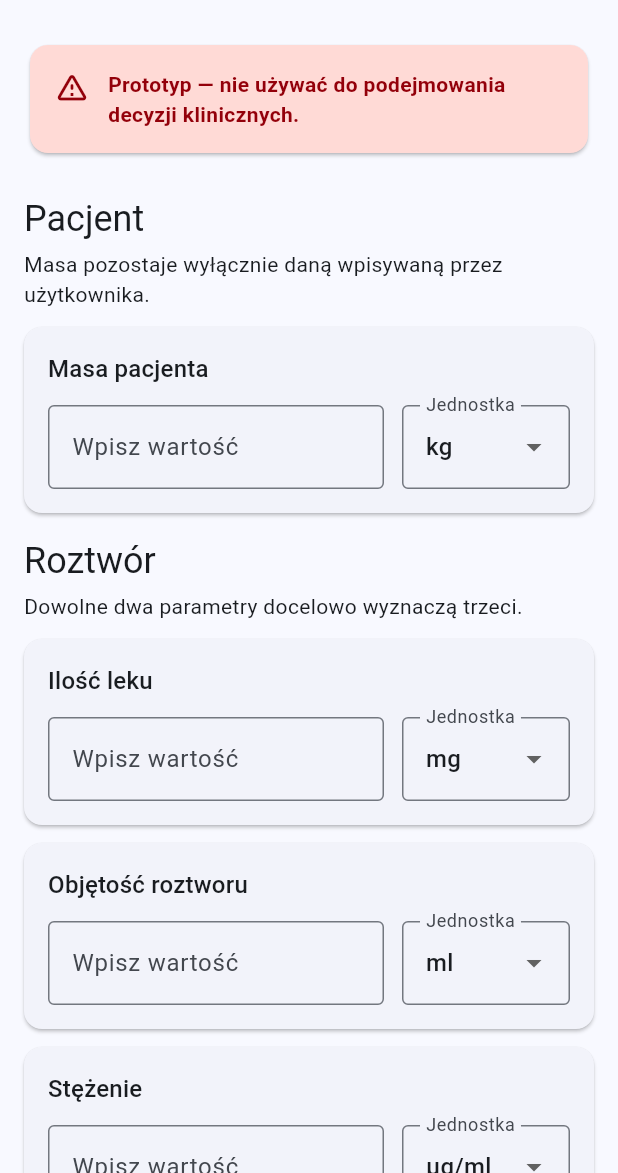
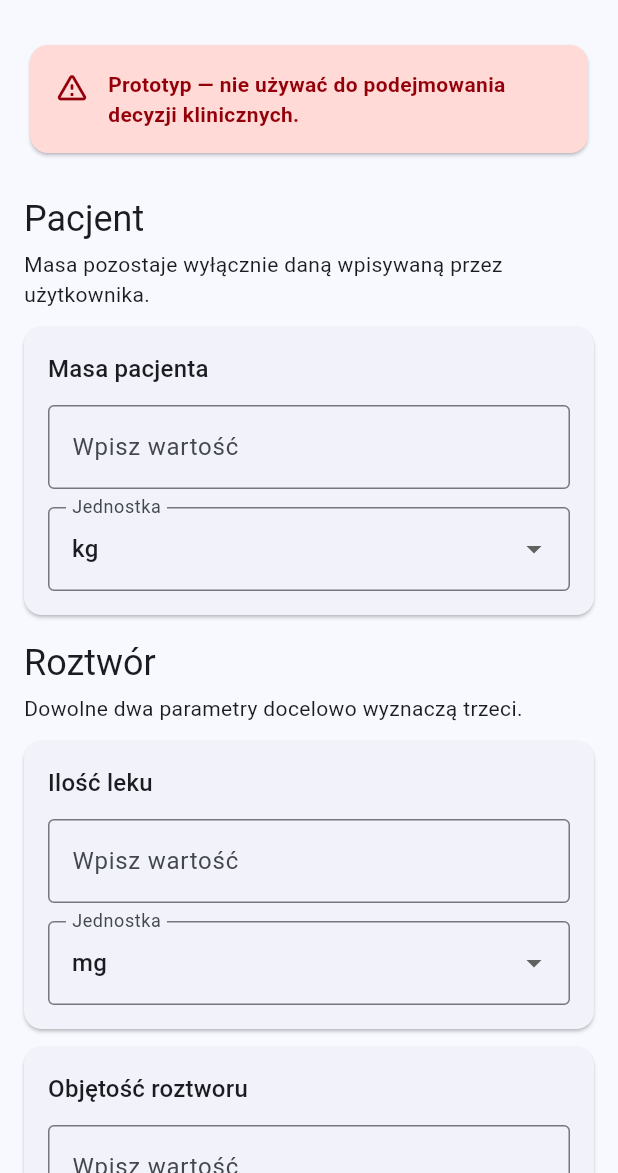
Before and after one commit to 8s4nfddmv9-lab/kalkulator-lekow, a Flutter app: the screen it shows after launch, on a phone screen of 412 x 824 dp, the part 63-1236 px from its top. Run offline on Flutter 3.47's test engine with Material 3 defaults, Android fonts, the phone set to English and light mode, and no system bars.

Commit message:
fix: make calculator fields responsive

```diff
--- a/lib/presentation/calculator/widgets/calculation_field.dart
+++ b/lib/presentation/calculator/widgets/calculation_field.dart
@@ -45,41 +45,31 @@ class CalculationField extends StatelessWidget {
         children: <Widget>[
           Text(label, style: Theme.of(context).textTheme.titleMedium),
           const SizedBox(height: 12),
-          Row(
-            crossAxisAlignment: CrossAxisAlignment.start,
-            children: <Widget>[
-              Expanded(
-                child: TextField(
-                  controller: controller,
-                  enabled: enabled,
-                  keyboardType: const TextInputType.numberWithOptions(
-                    decimal: true,
-                  ),
-                  decoration: const InputDecoration(hintText: 'Wpisz wartość'),
-                ),
-              ),
-              const SizedBox(width: 12),
-              SizedBox(
-                width: 112,
-                child: DropdownButtonFormField<String>(
-                  initialValue: selectedUnit,
-                  decoration: const InputDecoration(labelText: 'Jednostka'),
-                  items: units
-                      .map(
-                        (String unit) => DropdownMenuItem<String>(
-                          value: unit,
-                          child: Text(unit),
-                        ),
-                      )
-                      .toList(growable: false),
-                  onChanged: (String? unit) {
-                    if (unit != null) {
-                      onUnitChanged(unit);
-                    }
-                  },
-                ),
-              ),
-            ],
+          LayoutBuilder(
+            builder: (BuildContext context, BoxConstraints constraints) {
+              final Widget valueInput = _buildValueInput();
+              final Widget unitSelector = _buildUnitSelector();
+
+              if (constraints.maxWidth < 360) {
+                return Column(
+                  crossAxisAlignment: CrossAxisAlignment.stretch,
+                  children: <Widget>[
+                    valueInput,
+                    const SizedBox(height: 12),
+                    unitSelector,
+                  ],
+                );
+              }
+
+              return Row(
+                crossAxisAlignment: CrossAxisAlignment.start,
+                children: <Widget>[
+                  Expanded(child: valueInput),
+                  const SizedBox(width: 12),
+                  SizedBox(width: 144, child: unitSelector),
+                ],
+              );
+            },
           ),
           if (helperText != null) ...<Widget>[
             const SizedBox(height: 8),
@@ -89,4 +79,30 @@ class CalculationField extends StatelessWidget {
       ),
     ),
   );
+
+  Widget _buildValueInput() => TextField(
+    controller: controller,
+    enabled: enabled,
+    keyboardType: const TextInputType.numberWithOptions(decimal: true),
+    decoration: const InputDecoration(hintText: 'Wpisz wartość'),
+  );
+
+  Widget _buildUnitSelector() => DropdownButtonFormField<String>(
+    initialValue: selectedUnit,
+    isExpanded: true,
+    decoration: const InputDecoration(labelText: 'Jednostka'),
+    items: units
+        .map(
+          (String unit) => DropdownMenuItem<String>(
+            value: unit,
+            child: Text(unit, overflow: TextOverflow.ellipsis),
+          ),
+        )
+        .toList(growable: false),
+    onChanged: (String? unit) {
+      if (unit != null) {
+        onUnitChanged(unit);
+      }
+    },
+  );
 }
```
